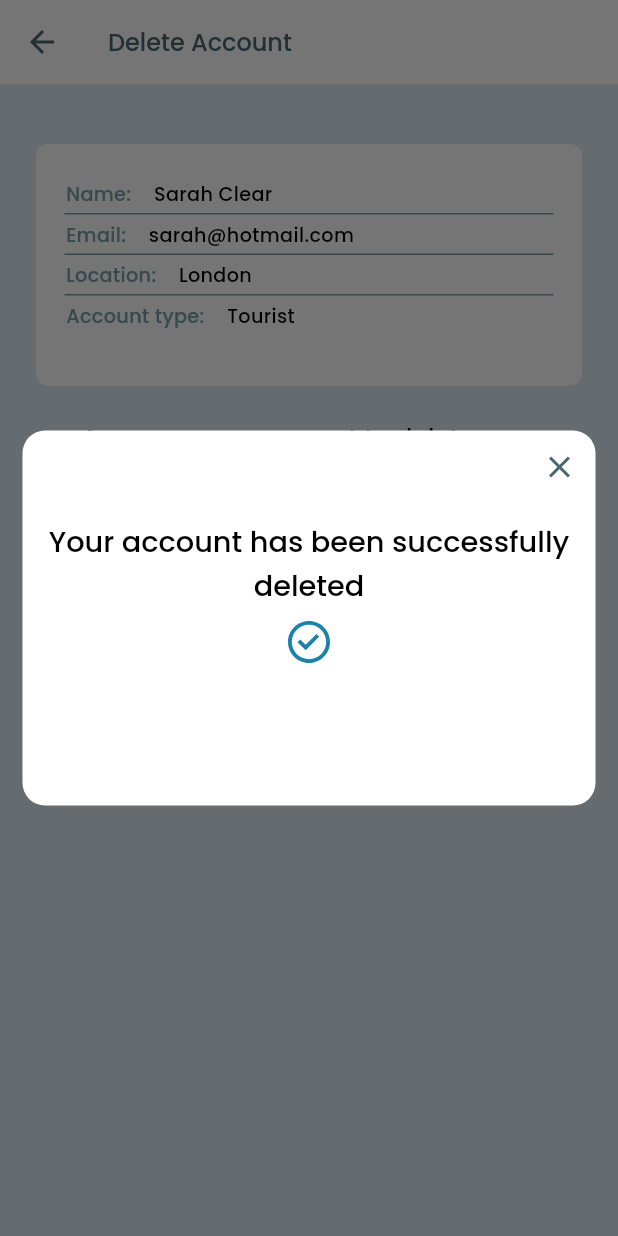
After one commit to ftoome545/TravelMate-project, a Flutter app: the DeleteUserAccount screen opened directly, after a tap on "Yes", on a phone screen of 412 x 824 dp. The commit adds this screen. Run offline on Flutter 3.47's test engine with Material 3 defaults, Android fonts, the phone set to English and light mode, and no system bars; our stand-ins replace device_preview, flutter_rating, flutter_svg, getwidget, image_picker.

Commit message:
finish DeleteUserAccount screen and confirm account deleted dialog

```diff
--- /dev/null
+++ b/lib/widgets/delete_user_account.dart
@@ -0,0 +1,233 @@
+import 'package:flutter/material.dart';
+import 'package:flutter_svg/svg.dart';
+import 'package:travel_mate/utils/app_images.dart';
+import 'package:travel_mate/utils/app_styles.dart';
+
+class DeleteUserAccount extends StatefulWidget {
+  const DeleteUserAccount({super.key});
+
+  @override
+  State<DeleteUserAccount> createState() => _DeleteUserAccountState();
+}
+
+class _DeleteUserAccountState extends State<DeleteUserAccount> {
+  void _showConfirmationDialog() {
+    showDialog(
+      context: context,
+      builder: (BuildContext context) {
+        return Row(
+          children: [
+            Expanded(
+              child: Container(
+                margin: const EdgeInsets.symmetric(horizontal: 15),
+                height: 250,
+                decoration: BoxDecoration(
+                  color: Colors.white,
+                  borderRadius: BorderRadius.circular(15),
+                ),
+                child: Column(
+                  crossAxisAlignment: CrossAxisAlignment.end,
+                  children: [
+                    IconButton(
+                        onPressed: () {
+                          Navigator.pop(context);
+                        },
+                        icon: const Icon(
+                          Icons.close,
+                          color: Color(0xff4A6670),
+                        )),
+                    const SizedBox(
+                      height: 12,
+                    ),
+                    Row(
+                      children: [
+                        const SizedBox(
+                          width: 12,
+                        ),
+                        Expanded(
+                          child: Text(
+                            textAlign: TextAlign.center,
+                            'Your account has been successfully deleted',
+                            style: AppStyles.styleMedium24(context).copyWith(
+                                color: Colors.black,
+                                decoration: TextDecoration.none),
+                          ),
+                        ),
+                        const SizedBox(
+                          width: 12,
+                        ),
+                      ],
+                    ),
+                    const SizedBox(
+                      height: 8,
+                    ),
+                    Center(child: SvgPicture.asset(Assets.imagesCheckIcon)),
+                    const SizedBox(
+                      height: 12,
+                    ),
+                  ],
+                ),
+              ),
+            ),
+          ],
+        );
+      },
+    );
+  }
+
+  @override
+  Widget build(BuildContext context) {
+    return Scaffold(
+      backgroundColor: const Color(0xffDFEAF1),
+      appBar: AppBar(
+        backgroundColor: Colors.white,
+        iconTheme: const IconThemeData(color: Color(0xff4A6670)),
+        title: Text(
+          'Delete Account',
+          style: AppStyles.styleMedium20(context),
+        ),
+      ),
+      body: Column(
+        children: [
+          const SizedBox(
+            height: 40,
+          ),
+          Padding(
+            padding: const EdgeInsets.symmetric(horizontal: 24),
+            child: Container(
+              height: 161,
+              decoration: ShapeDecoration(
+                  color: Colors.white,
+                  shape: RoundedRectangleBorder(
+                    borderRadius: BorderRadius.circular(8),
+                  )),
+              child: Column(
+                children: [
+                  const SizedBox(
+                    height: 24,
+                  ),
+                  userDeatilsRow(
+                      context: context,
+                      typeOfData: 'Name:',
+                      data: 'Sarah Clear'),
+                  const Padding(
+                    padding: EdgeInsets.symmetric(horizontal: 19),
+                    child: Divider(
+                      height: 9,
+                      color: Color(0xff7AA0A7),
+                    ),
+                  ),
+                  userDeatilsRow(
+                      context: context,
+                      typeOfData: 'Email:',
+                      data: 'sarah@hotmail.com'),
+                  const Padding(
+                    padding: EdgeInsets.symmetric(horizontal: 19),
+                    child: Divider(
+                      height: 9,
+                      color: Color(0xff7AA0A7),
+                    ),
+                  ),
+                  userDeatilsRow(
+                      context: context,
+                      typeOfData: 'Location:',
+                      data: 'London'),
+                  const Padding(
+                    padding: EdgeInsets.symmetric(horizontal: 19),
+                    child: Divider(
+                      height: 9,
+                      color: Color(0xff7AA0A7),
+                    ),
+                  ),
+                  userDeatilsRow(
+                      context: context,
+                      typeOfData: 'Account type:',
+                      data: 'Tourist'),
+                ],
+              ),
+            ),
+          ),
+          const SizedBox(
+            height: 24,
+          ),
+          Padding(
+            padding: const EdgeInsets.symmetric(horizontal: 24),
+            child: Text(
+              textAlign: TextAlign.center,
+              "Are you sure you want to delete your account?",
+              style: AppStyles.styleMedium20(context)
+                  .copyWith(color: Colors.black),
+            ),
+          ),
+          const SizedBox(
+            height: 24,
+          ),
+          Center(
+            child: Row(
+              mainAxisAlignment: MainAxisAlignment.end,
+              children: [
+                const SizedBox(width: 24),
+                Expanded(
+                  child: ElevatedButton(
+                    style: ElevatedButton.styleFrom(
+                      backgroundColor: const Color(0xff4A6670),
+                    ),
+                    onPressed: () {
+                      _showConfirmationDialog();
+                    },
+                    child: Text(
+                      'Yes',
+                      style: AppStyles.styleRegular16(context)
+                          .copyWith(color: Colors.white),
+                    ),
+                  ),
+                ),
+                const SizedBox(width: 8),
+                Expanded(
+                  child: ElevatedButton(
+                    style: ElevatedButton.styleFrom(
+                      backgroundColor: const Color(0xff4A6670),
+                    ),
+                    onPressed: () {},
+                    child: Text(
+                      'No',
+                      style: AppStyles.styleRegular16(context)
+                          .copyWith(color: Colors.white),
+                    ),
+                  ),
+                ),
+                const SizedBox(width: 24),
+              ],
+            ),
+          ),
+        ],
+      ),
+    );
+  }
+
+  Row userDeatilsRow(
+      {required BuildContext context,
+      required String typeOfData,
+      required String data}) {
+    return Row(
+      mainAxisAlignment: MainAxisAlignment.start,
+      children: [
+        const SizedBox(
+          width: 20,
+        ),
+        Text(typeOfData,
+            style: AppStyles.styleMedium16(context).copyWith(
+                color: const Color(0xff7AA0A7),
+                decoration: TextDecoration.none)),
+        const SizedBox(
+          width: 15,
+        ),
+        Text(
+          data,
+          style: AppStyles.styleMedium16(context)
+              .copyWith(color: Colors.black, decoration: TextDecoration.none),
+        ),
+      ],
+    );
+  }
+}
--- a/lib/widgets/profile_screen.dart
+++ b/lib/widgets/profile_screen.dart
@@ -3,6 +3,7 @@ import 'package:flutter_svg/svg.dart';
 import 'package:travel_mate/utils/app_images.dart';
 import 'package:travel_mate/utils/app_styles.dart';
 import 'package:travel_mate/widgets/about_you_profile_section.dart';
+import 'package:travel_mate/widgets/delete_user_account.dart';
 import 'package:travel_mate/widgets/email_identification.dart';
 import 'package:travel_mate/widgets/general_information_screen.dart';
 import 'package:travel_mate/widgets/languages_and_activites_choose.dart';
@@ -242,7 +243,12 @@ class _ProfileScreenState extends State<ProfileScreen> {
             WhiteContainerFilterpage(
                 height: 49,
                 child: LanguagesAndActivitesChoose(
-                  onTap: () {},
+                  onTap: () {
+                    Navigator.push(
+                        context,
+                        MaterialPageRoute(
+                            builder: (context) => const DeleteUserAccount()));
+                  },
                   title: 'Delete account',
                 )),
             const SizedBox(
```
